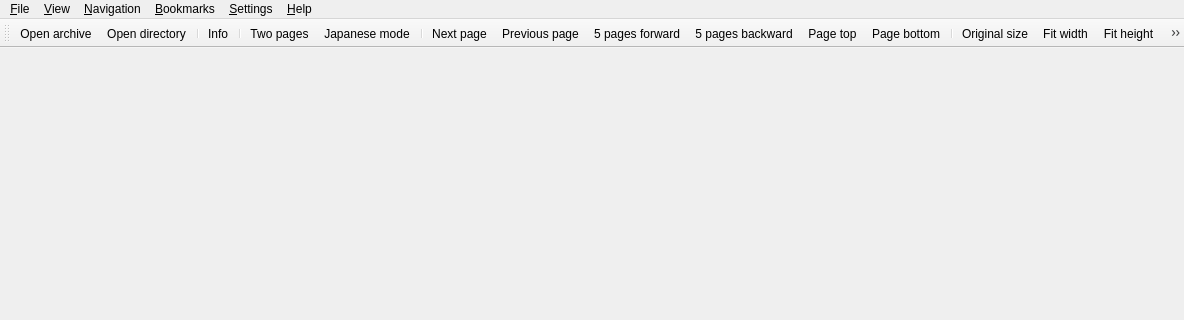
Above: src/ComicMainWindow.ui from stolowski/QComicBook before the change; both pictures show x 0 to 1184 and y 0 to 320 of the 1184 by 741 pixel window. Below: the same form after it.
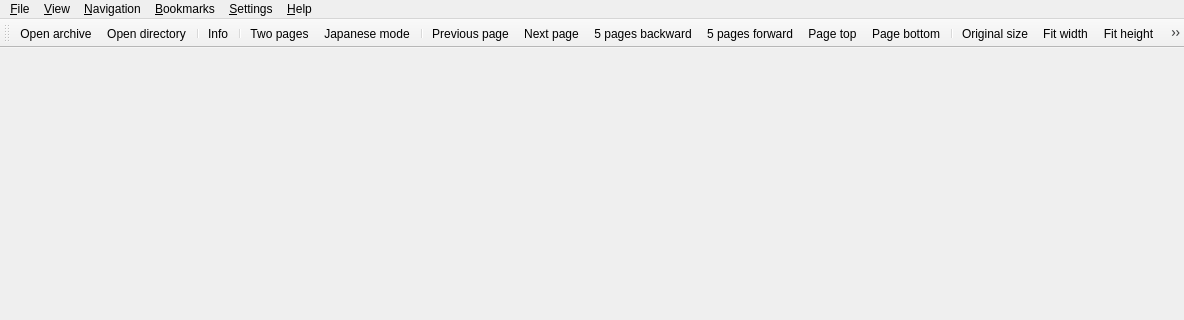
That is the form after the change. Icons and pictures are not drawn.

Commit message: Zmiana kolejnosci przyciskow previous/next page.

```diff
--- a/src/ComicMainWindow.ui
+++ b/src/ComicMainWindow.ui
@@ -142,10 +142,10 @@
    <addaction name="actionTwoPages"/>
    <addaction name="actionMangaMode"/>
    <addaction name="separator"/>
-   <addaction name="actionNextPage"/>
    <addaction name="actionPreviousPage"/>
-   <addaction name="actionForwardPage"/>
+   <addaction name="actionNextPage"/>
    <addaction name="actionBackwardPage"/>
+   <addaction name="actionForwardPage"/>
    <addaction name="actionPageTop"/>
    <addaction name="actionPageBottom"/>
    <addaction name="separator"/>
```
